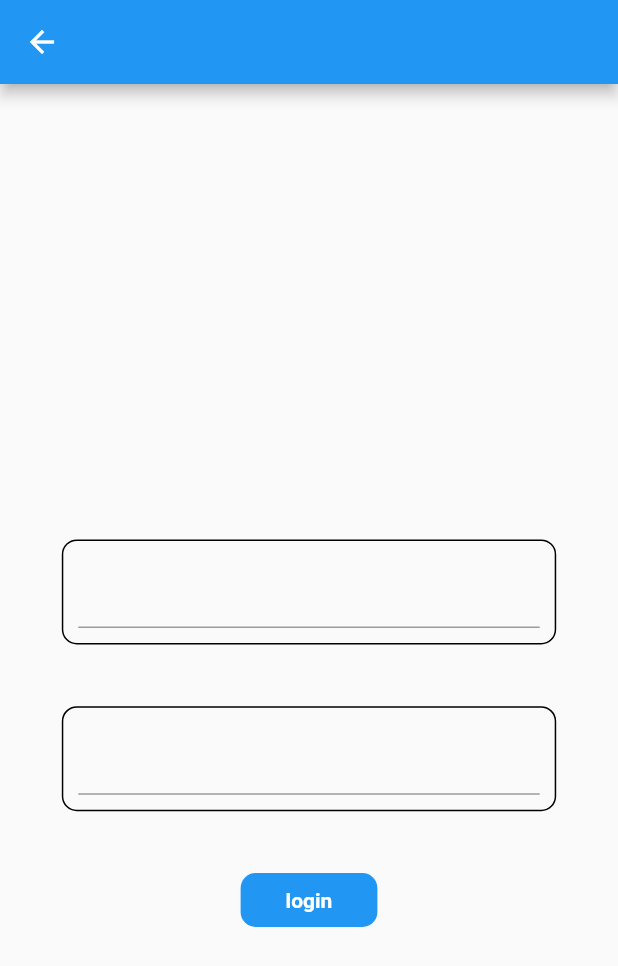
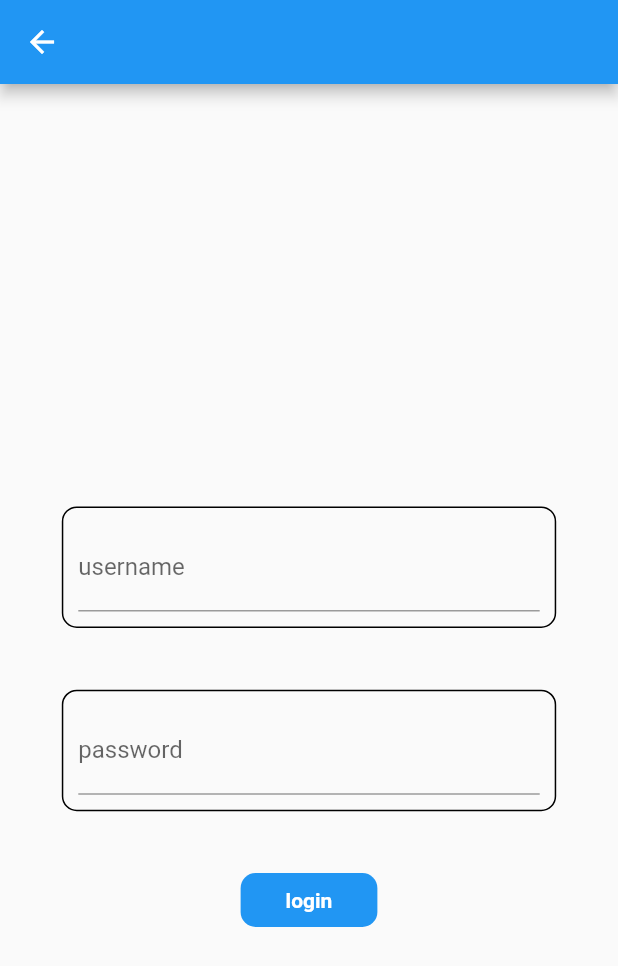
Before and after one commit to niitish/atGEC, a Flutter app: the LoginPage screen opened directly, on a phone screen of 412 x 824 dp. Shown: the top 966 px of the screen. Run offline on Flutter 3.47's test engine with Material 2 defaults, Android fonts, the phone set to English and light mode, and no system bars; network calls fail.

Commit message:
fixed login section with post request

```diff
--- a/lib/screens/login_page.dart
+++ b/lib/screens/login_page.dart
@@ -1,4 +1,5 @@
 import 'package:flutter/material.dart';
+import 'package:http/http.dart' as http;
 
 class LoginPage extends StatefulWidget {
   const LoginPage({super.key});
@@ -32,10 +33,13 @@ class _LoginPageState extends State<LoginPage> {
                 CustomTextField(
                   screenWidth: screenWidth,
                   controller: loginController['userName'],
+                  name: "username",
                 ),
                 CustomTextField(
                   screenWidth: screenWidth,
                   controller: loginController['password'],
+                  hide: true,
+                  name: "password",
                 ),
                 InkWell(
                   child: Container(
@@ -54,6 +58,20 @@ class _LoginPageState extends State<LoginPage> {
                       ),
                     ),
                   ),
+                  onTap: () async {
+                    String url = "http://172.16.9.66:8080/login";
+
+                    print("sending login data");
+                    var response = await http.post(
+                      Uri.parse(url),
+                      body: {
+                        "userName": loginController['userName'].toString(),
+                        "password": loginController['password'].toString(),
+                      },
+                    );
+
+                    print(response);
+                  },
                 )
               ]),
             ),
@@ -62,17 +80,23 @@ class _LoginPageState extends State<LoginPage> {
       ),
     );
   }
+
+  void sendData() {}
 }
 
 class CustomTextField extends StatelessWidget {
-  const CustomTextField({
-    Key? key,
-    required this.screenWidth,
-    required this.controller,
-  }) : super(key: key);
+  CustomTextField(
+      {Key? key,
+      required this.screenWidth,
+      required this.controller,
+      this.hide = false,
+      this.name = "default"})
+      : super(key: key);
 
   final double screenWidth;
   final TextEditingController? controller;
+  bool hide;
+  String name;
 
   @override
   Widget build(BuildContext context) {
@@ -87,6 +111,8 @@ class CustomTextField extends StatelessWidget {
           borderRadius: BorderRadius.circular(10)),
       padding: const EdgeInsets.all(10),
       child: TextFormField(
+        decoration: InputDecoration(label: Text(name)),
+        obscureText: hide,
         controller: controller,
         validator: (value) {
           if (value == null || value.isEmpty) {
```
Also changed, not shown: lib/screens/home_page.dart (+7 -0 lines).
